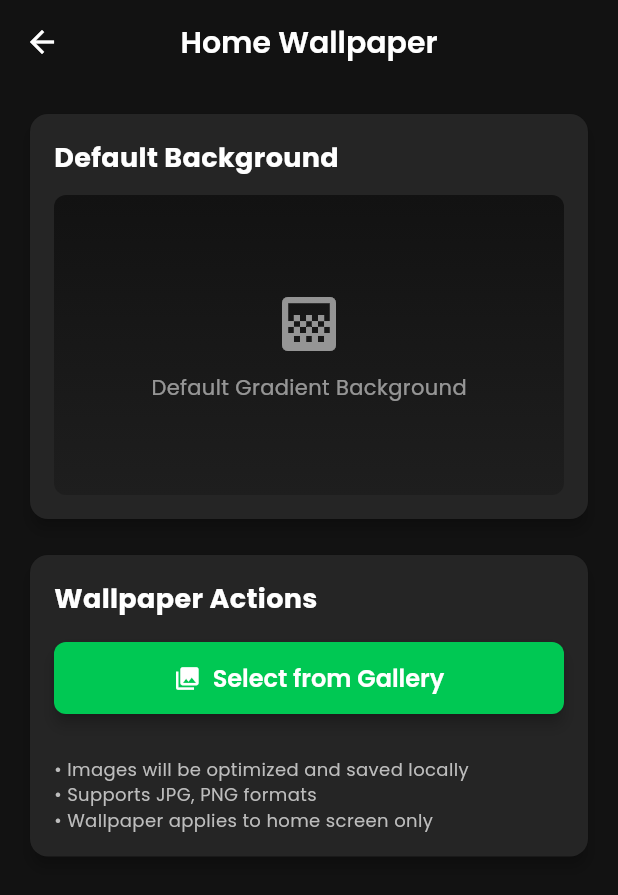
After one commit to marfanetw-maker/Proxy, a Flutter app: the WallpaperSettingsScreen screen opened directly, on a phone screen of 412 x 824 dp. The commit adds this screen. Shown: the top 895 px of the screen. Run offline on Flutter 3.47's test engine with Material 3 defaults, Android fonts, the phone set to English and light mode, and no system bars; our stand-ins replace file_picker, flutter_animate, google_fonts, image_picker, shared_preferences, webview_flutter; missing offline and left inert: flutter_v2ray; accounts and stored records are empty; network calls fail.

Commit message:
add custom home bg

```diff
--- a/lib/main.dart
+++ b/lib/main.dart
@@ -3,6 +3,7 @@ import 'package:provider/provider.dart';
 import 'package:shared_preferences/shared_preferences.dart';
 import 'providers/telegram_proxy_provider.dart';
 import 'providers/v2ray_provider.dart';
+import 'services/wallpaper_service.dart';
 import 'screens/main_navigation_screen.dart';
 import 'screens/privacy_welcome_screen.dart';
 import 'services/update_service.dart';
@@ -52,6 +53,7 @@ class _MyAppState extends State<MyApp> {
       providers: [
         ChangeNotifierProvider(create: (context) => V2RayProvider()),
         ChangeNotifierProvider(create: (context) => TelegramProxyProvider()),
+        ChangeNotifierProvider(create: (context) => WallpaperService()..initialize()),
       ],
       child: MaterialApp(
         title: 'Proxy Cloud',
--- a/lib/screens/tools_screen.dart
+++ b/lib/screens/tools_screen.dart
@@ -11,6 +11,7 @@ import 'vpn_settings_screen.dart';
 import 'blocked_apps_screen.dart';
 import 'per_app_tunnel_screen.dart';
 import 'backup_restore_screen.dart';
+import 'wallpaper_settings_screen.dart';
 
 class ToolsScreen extends StatefulWidget {
   const ToolsScreen({super.key});
@@ -157,6 +158,21 @@ class _ToolsScreenState extends State<ToolsScreen> {
                 context,
                 MaterialPageRoute(
                   builder: (context) => const PerAppTunnelScreen(),
+                ),
+              );
+            },
+          ),
+          _buildToolCard(
+            context,
+            title: 'Home Wallpaper',
+            description:
+                'Set custom wallpaper for home screen background',
+            icon: Icons.wallpaper,
+            onTap: () {
+              Navigator.push(
+                context,
+                MaterialPageRoute(
+                  builder: (context) => const WallpaperSettingsScreen(),
                 ),
               );
             },
--- /dev/null
+++ b/lib/screens/wallpaper_settings_screen.dart
@@ -0,0 +1,399 @@
+import 'dart:io';
+import 'package:flutter/material.dart';
+import 'package:provider/provider.dart';
+import '../services/wallpaper_service.dart';
+import '../theme/app_theme.dart';
+
+class WallpaperSettingsScreen extends StatefulWidget {
+  const WallpaperSettingsScreen({super.key});
+
+  @override
+  State<WallpaperSettingsScreen> createState() => _WallpaperSettingsScreenState();
+}
+
+class _WallpaperSettingsScreenState extends State<WallpaperSettingsScreen> {
+  bool _isLoading = false;
+  String? _statusMessage;
+
+  @override
+  void initState() {
+    super.initState();
+    WidgetsBinding.instance.addPostFrameCallback((_) {
+      // Initialize wallpaper service if not already done
+      final wallpaperService = Provider.of<WallpaperService>(context, listen: false);
+      wallpaperService.initialize();
+    });
+  }
+
+  Future<void> _pickWallpaper() async {
+    setState(() {
+      _isLoading = true;
+      _statusMessage = null;
+    });
+
+    try {
+      final wallpaperService = Provider.of<WallpaperService>(context, listen: false);
+      final success = await wallpaperService.pickAndSetWallpaper();
+
+      if (success) {
+        // Clean up old wallpapers to save space
+        await wallpaperService.cleanupOldWallpapers();
+
+        setState(() {
+          _statusMessage = 'Wallpaper set successfully! Go to home screen to see it.';
+        });
+      } else {
+        setState(() {
+          _statusMessage = 'No image selected or failed to set wallpaper.';
+        });
+      }
+    } catch (e) {
+      setState(() {
+        _statusMessage = 'Error setting wallpaper: $e';
+      });
+    } finally {
+      setState(() {
+        _isLoading = false;
+      });
+    }
+  }
+
+  Future<void> _removeWallpaper() async {
+    setState(() {
+      _isLoading = true;
+      _statusMessage = null;
+    });
+
+    try {
+      final wallpaperService = Provider.of<WallpaperService>(context, listen: false);
+      await wallpaperService.removeWallpaper();
+
+      setState(() {
+        _statusMessage = 'Wallpaper removed. Default background restored.';
+      });
+    } catch (e) {
+      setState(() {
+        _statusMessage = 'Error removing wallpaper: $e';
+      });
+    } finally {
+      setState(() {
+        _isLoading = false;
+      });
+    }
+  }
+
+  Future<void> _showRemoveConfirmation() async {
+    final confirmed = await showDialog<bool>(
+      context: context,
+      builder: (context) => AlertDialog(
+        backgroundColor: AppTheme.cardDark,
+        title: const Text(
+          'Remove Wallpaper',
+          style: TextStyle(color: Colors.white),
+        ),
+        content: const Text(
+          'Are you sure you want to remove the current wallpaper and restore the default background?',
+          style: TextStyle(color: Colors.grey),
+        ),
+        actions: [
+          TextButton(
+            onPressed: () => Navigator.of(context).pop(false),
+            child: const Text('Cancel'),
+          ),
+          TextButton(
+            onPressed: () => Navigator.of(context).pop(true),
+            style: TextButton.styleFrom(foregroundColor: Colors.red),
+            child: const Text('Remove'),
+          ),
+        ],
+      ),
+    );
+
+    if (confirmed == true) {
+      await _removeWallpaper();
+    }
+  }
+
+  @override
+  Widget build(BuildContext context) {
+    return Scaffold(
+      backgroundColor: AppTheme.primaryDark,
+      appBar: AppBar(
+        title: const Text('Home Wallpaper'),
+        backgroundColor: AppTheme.primaryDark,
+        elevation: 0,
+      ),
+      body: Consumer<WallpaperService>(
+        builder: (context, wallpaperService, child) {
+          return Padding(
+            padding: const EdgeInsets.all(16.0),
+            child: Column(
+              crossAxisAlignment: CrossAxisAlignment.start,
+              children: [
+                // Current wallpaper preview
+                if (wallpaperService.isWallpaperEnabled && wallpaperService.wallpaperPath != null)
+                  _buildCurrentWallpaperCard(wallpaperService)
+                else
+                  _buildNoWallpaperCard(),
+
+                const SizedBox(height: 16),
+
+                // Actions
+                _buildActionsCard(wallpaperService),
+
+                // Status message
+                if (_statusMessage != null) ...[
+                  const SizedBox(height: 16),
+                  Container(
+                    padding: const EdgeInsets.all(12),
+                    decoration: BoxDecoration(
+                      color: _statusMessage!.contains('Error') || _statusMessage!.contains('failed')
+                          ? Colors.red.withOpacity(0.1)
+                          : AppTheme.primaryGreen.withOpacity(0.1),
+                      borderRadius: BorderRadius.circular(8),
+                      border: Border.all(
+                        color: _statusMessage!.contains('Error') || _statusMessage!.contains('failed')
+                            ? Colors.red
+                            : AppTheme.primaryGreen,
+                        width: 1,
+                      ),
+                    ),
+                    child: Row(
+                      children: [
+                        Icon(
+                          _statusMessage!.contains('Error') || _statusMessage!.contains('failed')
+                              ? Icons.error_outline
+                              : Icons.check_circle_outline,
+                          color: _statusMessage!.contains('Error') || _statusMessage!.contains('failed')
+                              ? Colors.red
+                              : AppTheme.primaryGreen,
+                          size: 20,
+                        ),
+                        const SizedBox(width: 8),
+                        Expanded(
+                          child: Text(
+                            _statusMessage!,
+                            style: TextStyle(
+                              color: _statusMessage!.contains('Error') || _statusMessage!.contains('failed')
+                                  ? Colors.red
+                                  : AppTheme.primaryGreen,
+                            ),
+                          ),
+                        ),
+                      ],
+                    ),
+                  ),
+                ],
+              ],
+            ),
+          );
+        },
+      ),
+    );
+  }
+
+  Widget _buildCurrentWallpaperCard(WallpaperService wallpaperService) {
+    return Card(
+      color: AppTheme.cardDark,
+      elevation: 4,
+      shape: RoundedRectangleBorder(borderRadius: BorderRadius.circular(12)),
+      child: Padding(
+        padding: const EdgeInsets.all(16.0),
+        child: Column(
+          crossAxisAlignment: CrossAxisAlignment.start,
+          children: [
+            const Text(
+              'Current Wallpaper',
+              style: TextStyle(
+                fontSize: 18,
+                fontWeight: FontWeight.bold,
+                color: Colors.white,
+              ),
+            ),
+            const SizedBox(height: 12),
+            Container(
+              height: 200,
+              width: double.infinity,
+              decoration: BoxDecoration(
+                borderRadius: BorderRadius.circular(8),
+                border: Border.all(color: Colors.grey.shade700),
+              ),
+              child: ClipRRect(
+                borderRadius: BorderRadius.circular(8),
+                child: FutureBuilder<bool>(
+                  future: wallpaperService.wallpaperFileExists(),
+                  builder: (context, snapshot) {
+                    if (snapshot.connectionState == ConnectionState.waiting) {
+                      return const Center(child: CircularProgressIndicator());
+                    }
+
+                    if (snapshot.data == true && wallpaperService.wallpaperPath != null) {
+                      return Image.file(
+                        File(wallpaperService.wallpaperPath!),
+                        fit: BoxFit.cover,
+                        errorBuilder: (context, error, stackTrace) {
+                          return const Center(
+                            child: Column(
+                              mainAxisAlignment: MainAxisAlignment.center,
+                              children: [
+                                Icon(Icons.error, color: Colors.red, size: 48),
+                                SizedBox(height: 8),
+                                Text(
+                                  'Failed to load image',
+                                  style: TextStyle(color: Colors.grey),
+                                ),
+                              ],
+                            ),
+                          );
+                        },
+                      );
+                    }
+
+                    return const Center(
+                      child: Column(
+                        mainAxisAlignment: MainAxisAlignment.center,
+                        children: [
+                          Icon(Icons.image_not_supported, color: Colors.grey, size: 48),
+                          SizedBox(height: 8),
+                          Text(
+                            'Wallpaper file not found',
+                            style: TextStyle(color: Colors.grey),
+                          ),
+                        ],
+                      ),
+                    );
+                  },
+                ),
+              ),
+            ),
+          ],
+        ),
+      ),
+    );
+  }
+
+  Widget _buildNoWallpaperCard() {
+    return Card(
+      color: AppTheme.cardDark,
+      elevation: 4,
+      shape: RoundedRectangleBorder(borderRadius: BorderRadius.circular(12)),
+      child: Padding(
+        padding: const EdgeInsets.all(16.0),
+        child: Column(
+          crossAxisAlignment: CrossAxisAlignment.start,
+          children: [
+            const Text(
+              'Default Background',
+              style: TextStyle(
+                fontSize: 18,
+                fontWeight: FontWeight.bold,
+                color: Colors.white,
+              ),
+            ),
+            const SizedBox(height: 12),
+            Container(
+              height: 200,
+              width: double.infinity,
+              decoration: BoxDecoration(
+                borderRadius: BorderRadius.circular(8),
+                gradient: const LinearGradient(
+                  begin: Alignment.topCenter,
+                  end: Alignment.bottomCenter,
+                  colors: [AppTheme.primaryDark, AppTheme.secondaryDark],
+                ),
+              ),
+              child: const Center(
+                child: Column(
+                  mainAxisAlignment: MainAxisAlignment.center,
+                  children: [
+                    Icon(Icons.gradient, color: Colors.white54, size: 48),
+                    SizedBox(height: 8),
+                    Text(
+                      'Default Gradient Background',
+                      style: TextStyle(color: Colors.white54),
+                    ),
+                  ],
+                ),
+              ),
+            ),
+          ],
+        ),
+      ),
+    );
+  }
+
+  Widget _buildActionsCard(WallpaperService wallpaperService) {
+    return Card(
+      color: AppTheme.cardDark,
+      elevation: 4,
+      shape: RoundedRectangleBorder(borderRadius: BorderRadius.circular(12)),
+      child: Padding(
+        padding: const EdgeInsets.all(16.0),
+        child: Column(
+          crossAxisAlignment: CrossAxisAlignment.start,
+          children: [
+            const Text(
+              'Wallpaper Actions',
+              style: TextStyle(
+                fontSize: 18,
+                fontWeight: FontWeight.bold,
+                color: Colors.white,
+              ),
+            ),
+            const SizedBox(height: 16),
+
+            // Select new wallpaper button
+            SizedBox(
+              width: double.infinity,
+              child: ElevatedButton.icon(
+                onPressed: _isLoading ? null : _pickWallpaper,
+                icon: _isLoading
+                    ? const SizedBox(
+                        width: 20,
+                        height: 20,
+                        child: CircularProgressIndicator(strokeWidth: 2, color: Colors.white),
+                      )
+                    : const Icon(Icons.photo_library),
+                label: const Text('Select from Gallery'),
+                style: ElevatedButton.styleFrom(
+                  backgroundColor: AppTheme.primaryGreen,
+                  padding: const EdgeInsets.symmetric(vertical: 12),
+                  shape: RoundedRectangleBorder(borderRadius: BorderRadius.circular(8)),
+                ),
+              ),
+            ),
+
+            const SizedBox(height: 12),
+
+            // Remove wallpaper button (only show if wallpaper is set)
+            if (wallpaperService.isWallpaperEnabled)
+              SizedBox(
+                width: double.infinity,
+                child: OutlinedButton.icon(
+                  onPressed: _isLoading ? null : _showRemoveConfirmation,
+                  icon: const Icon(Icons.delete_outline),
+                  label: const Text('Remove Wallpaper'),
+                  style: OutlinedButton.styleFrom(
+                    foregroundColor: Colors.red,
+                    side: const BorderSide(color: Colors.red),
+                    padding: const EdgeInsets.symmetric(vertical: 12),
+                    shape: RoundedRectangleBorder(borderRadius: BorderRadius.circular(8)),
+                  ),
+                ),
+              ),
+
+            const SizedBox(height: 16),
+
+            // Info text
+            Text(
+              '• Images will be optimized and saved locally\n'
+              '• Supports JPG, PNG formats\n'
+              '• Wallpaper applies to home screen only',
+              style: TextStyle(fontSize: 12, color: Colors.grey[400]),
+            ),
+          ],
+        ),
+      ),
+    );
+  }
+}
--- a/pubspec.yaml
+++ b/pubspec.yaml
@@ -51,6 +51,7 @@ dependencies:
   webview_flutter: ^4.13.0
   file_picker: ^10.3.2
   permission_handler: ^12.0.1
+  image_picker: ^1.1.2
 
 dev_dependencies:
   flutter_test:
```
Also changed, not shown: lib/services/wallpaper_service.dart (added, +156 -0 lines), lib/widgets/background_gradient.dart (+47 -0 lines), pubspec.lock.
